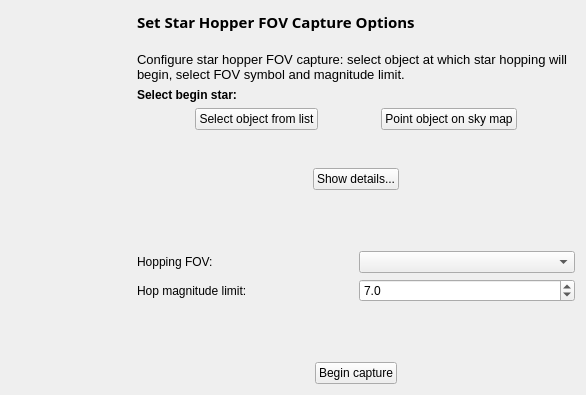
The window that kstars/printing/pwizfovsh.ui (KDE/kstars) describes before a commit, drawn with Qt 5.
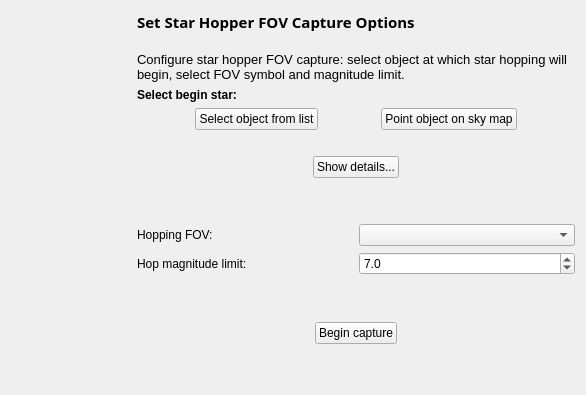
The same window after the commit.

The edit to the form file:
```diff
--- a/kstars/printing/pwizfovsh.ui
+++ b/kstars/printing/pwizfovsh.ui
@@ -175,22 +175,6 @@
        </property>
       </widget>
      </item>
-     <item>
-      <spacer name="verticalSpacer_3">
-       <property name="orientation">
-        <enum>Qt::Vertical</enum>
-       </property>
-       <property name="sizeType">
-        <enum>QSizePolicy::Fixed</enum>
-       </property>
-       <property name="sizeHint" stdset="0">
-        <size>
-         <width>20</width>
-         <height>12</height>
-        </size>
-       </property>
-      </spacer>
-     </item>
      <item>
       <layout class="QHBoxLayout" name="horizontalLayout_2">
        <item>
@@ -331,6 +315,19 @@
        </item>
       </layout>
      </item>
+     <item>
+      <spacer name="verticalSpacer_2">
+       <property name="orientation">
+        <enum>Qt::Vertical</enum>
+       </property>
+       <property name="sizeHint" stdset="0">
+        <size>
+         <width>20</width>
+         <height>40</height>
+        </size>
+       </property>
+      </spacer>
+     </item>
     </layout>
    </item>
   </layout>
```
